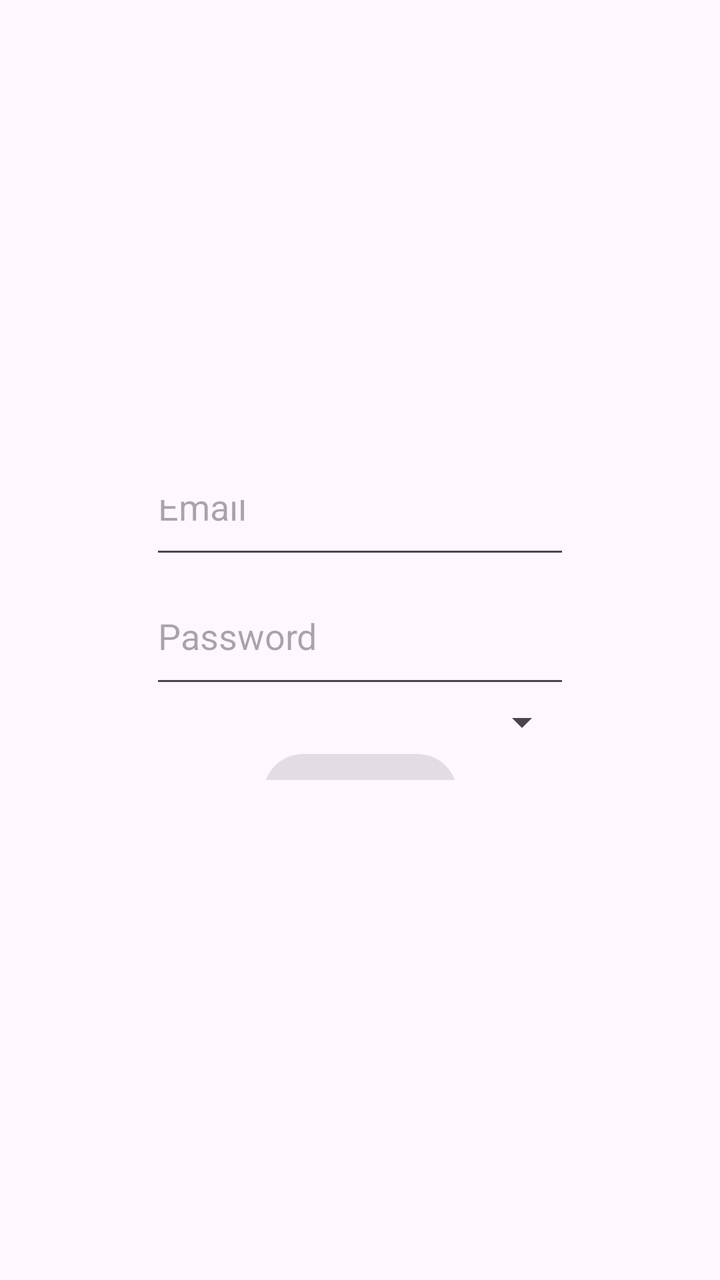
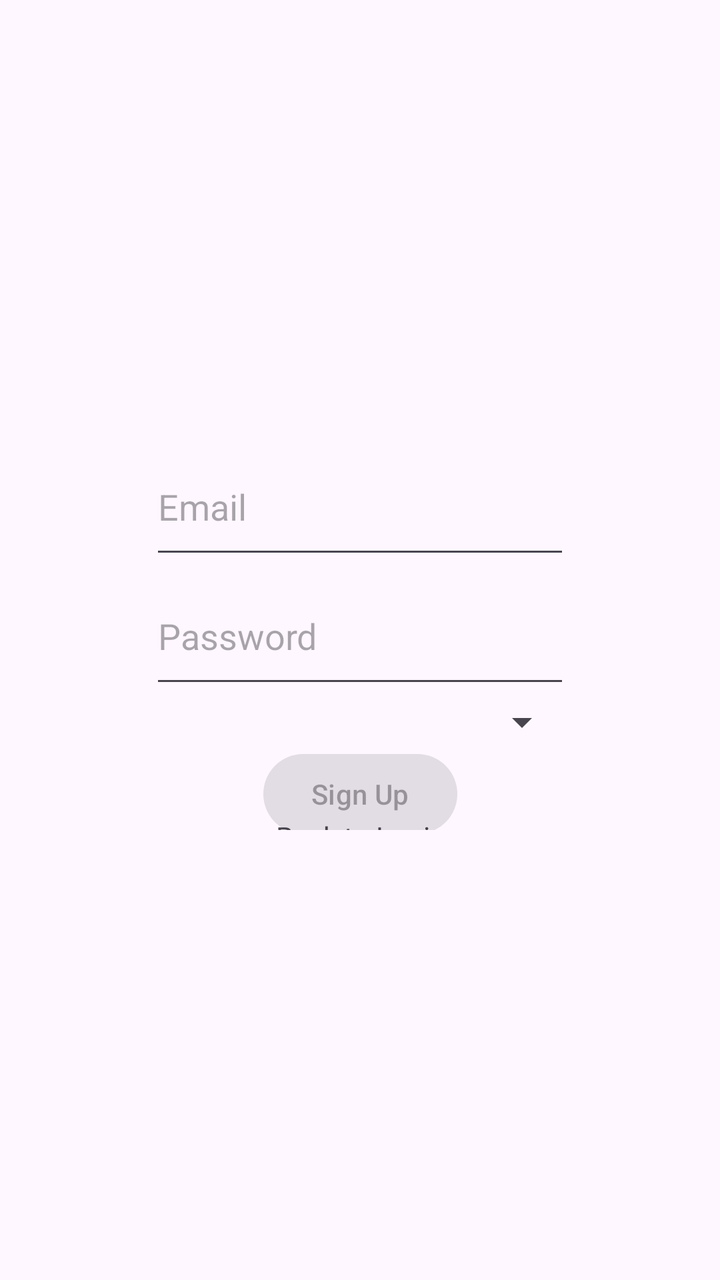

An Android layout rendered at two revisions. The XML below is the earlier revision; the diff shows what the commit changed to produce the second picture.
<!-- AndroidManifest.xml: application theme Theme._3130_grp8_app -->
<!-- res/layout/activity_signup.xml -->
<?xml version="1.0" encoding="utf-8"?>
<androidx.constraintlayout.widget.ConstraintLayout xmlns:android="http://schemas.android.com/apk/res/android"
    xmlns:app="http://schemas.android.com/apk/res-auto"
    xmlns:tools="http://schemas.android.com/tools"
    android:id="@+id/signupMain"
    android:layout_width="match_parent"
    android:layout_height="match_parent">

    <androidx.constraintlayout.widget.ConstraintLayout
        android:id="@+id/formLayout"
        android:layout_width="match_parent"
        android:layout_height="match_parent"
        android:layout_marginVertical="250dp"
        android:layout_marginHorizontal="75dp">

        <EditText
            android:id="@+id/emailInput"
            android:layout_width="match_parent"
            android:layout_height="65dp"
            android:ems="10"
            android:hint="Email"
            android:inputType="textEmailAddress"
            app:layout_constraintTop_toTopOf="parent"
            app:layout_constraintBottom_toTopOf="@id/passwordInput"/>

        <EditText
            android:id="@+id/passwordInput"
            android:layout_width="match_parent"
            android:layout_height="65dp"
            android:ems="10"
            android:hint="Password"
            android:inputType="textPassword"
            app:layout_constraintTop_toBottomOf="@id/emailInput"
            app:layout_constraintBottom_toTopOf="@id/roleSpinner"/>

        <Spinner
            android:id="@+id/roleSpinner"
            android:layout_width="match_parent"
            android:layout_height="wrap_content"
            app:layout_constraintBottom_toTopOf="@+id/signUpButton"
            app:layout_constraintTop_toBottomOf="@+id/passwordInput"
            />

        <Button
            android:id="@+id/signUpButton"
            android:layout_width="wrap_content"
            android:layout_height="wrap_content"
            android:enabled="false"
            android:text="Sign Up"
            app:layout_constraintBottom_toBottomOf="parent"
            app:layout_constraintTop_toBottomOf="@id/roleSpinner"
            app:layout_constraintStart_toStartOf="parent"
            app:layout_constraintEnd_toEndOf="parent"/>
    </androidx.constraintlayout.widget.ConstraintLayout>

    <androidx.coordinatorlayout.widget.CoordinatorLayout
        android:id="@+id/coordinatorLayout"
        android:layout_width="match_parent"
        android:layout_height="match_parent"
        >

    </androidx.coordinatorlayout.widget.CoordinatorLayout>
</androidx.constraintlayout.widget.ConstraintLayout>
<!-- resources referenced by this layout -->
<resources>
  <style name="Theme._3130_grp8_app" parent="Base.Theme._3130_grp8_app" />
  <style name="Base.Theme._3130_grp8_app" parent="Theme.Material3.DayNight.NoActionBar">
          
          
      </style>
</resources>

<!-- the commit's change to res/layout/activity_signup.xml (unified diff, before → after) -->
@@ -10,7 +10,7 @@
         android:id="@+id/formLayout"
         android:layout_width="match_parent"
         android:layout_height="match_parent"
-        android:layout_marginVertical="250dp"
+        android:layout_marginVertical="225dp"
         android:layout_marginHorizontal="75dp">
 
         <EditText
@@ -41,6 +41,16 @@
             app:layout_constraintTop_toBottomOf="@+id/passwordInput"
             />
 
+        <TextView
+            android:id="@+id/backToLoginLink"
+            android:layout_width="match_parent"
+            android:layout_height="wrap_content"
+            android:text="Back to Login"
+            android:textAlignment="center"
+            android:textAllCaps="false"
+            app:layout_constraintBottom_toBottomOf="parent"
+            app:layout_constraintTop_toBottomOf="@id/signUpButton" />
+
         <Button
             android:id="@+id/signUpButton"
             android:layout_width="wrap_content"
